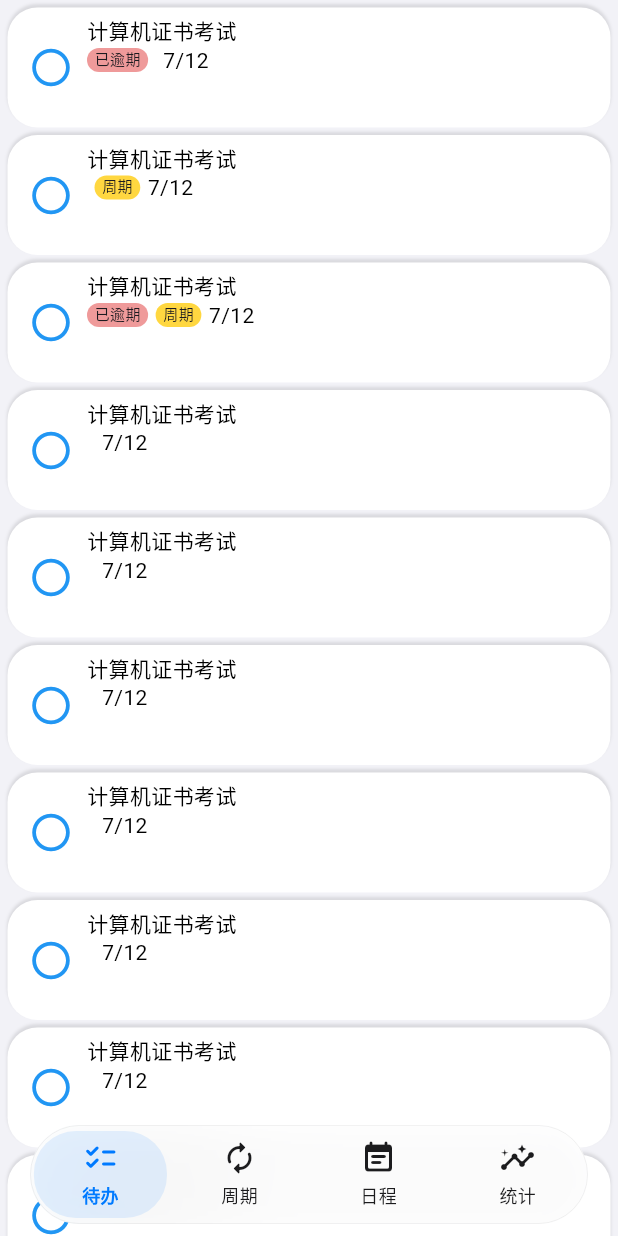
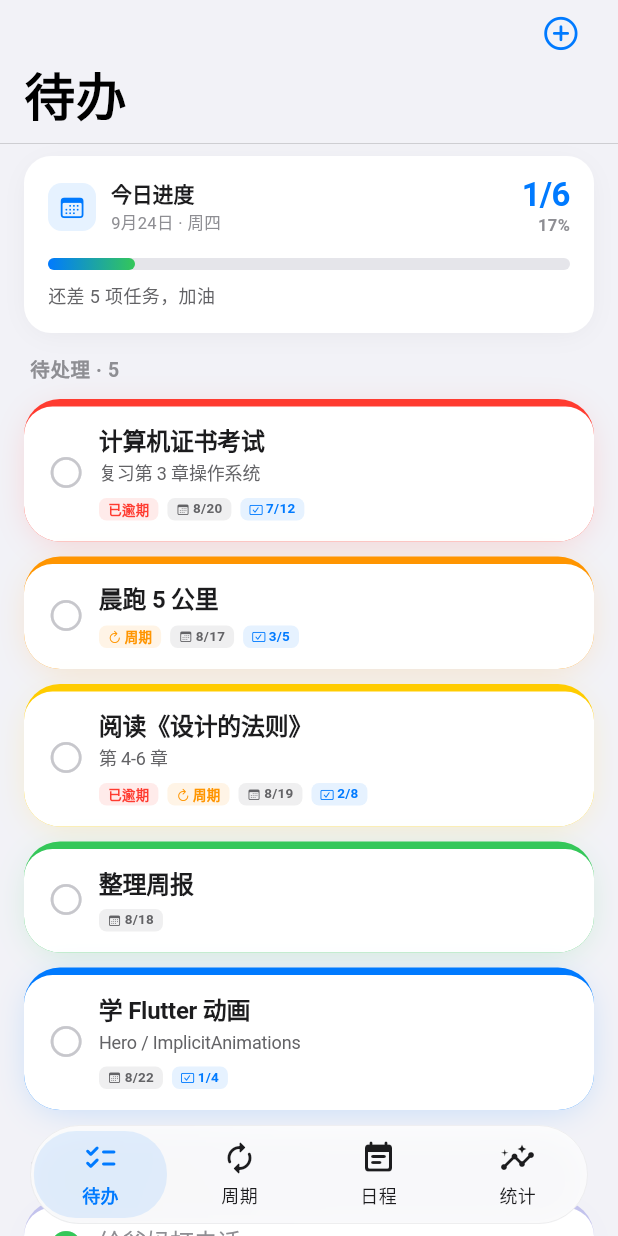
Before and after one commit to AndOhhh/qingyun_todo, a Flutter app: the screen it shows after launch, on a phone screen of 412 x 824 dp. Run offline on Flutter 3.47's test engine with Material 3 defaults, Android fonts, the phone set to English and light mode, and no system bars.

Commit message:
feat: add

```diff
--- /dev/null
+++ b/lib/components/todo_tag.dart
@@ -0,0 +1,46 @@
+import 'package:flutter/material.dart';
+import 'package:flutter/cupertino.dart';
+
+/// 通用小标签胶囊（浅色底 + 同色系文字 + 可选小图标）
+class TodoTag extends StatelessWidget {
+  final String text;
+  final IconData? icon;
+  final Color color;
+
+  const TodoTag({
+    super.key,
+    required this.text,
+    required this.color,
+    this.icon,
+  });
+
+  @override
+  Widget build(BuildContext context) {
+    return Container(
+      padding: const EdgeInsets.symmetric(horizontal: 6, vertical: 2),
+      decoration: BoxDecoration(
+        color: color.withValues(alpha: 0.10),
+        borderRadius: BorderRadius.circular(5),
+      ),
+      child: Row(
+        mainAxisSize: MainAxisSize.min,
+        children: [
+          if (icon != null) ...[
+            Icon(icon, size: 9, color: color),
+            const SizedBox(width: 2),
+          ],
+          Text(
+            text,
+            style: TextStyle(
+              fontSize: 9,
+              height: 1.2,
+              fontWeight: FontWeight.w600,
+              letterSpacing: 0.2,
+              color: color,
+            ),
+          ),
+        ],
+      ),
+    );
+  }
+}
--- /dev/null
+++ b/lib/models/todo.dart
@@ -0,0 +1,64 @@
+import 'package:flutter/material.dart';
+
+/// 待办优先级
+enum TodoPriority {
+  none,
+  low,
+  medium,
+  high;
+
+  Color get color {
+    switch (this) {
+      case TodoPriority.high:
+        return const Color(0xFFFF3B30);
+      case TodoPriority.medium:
+        return const Color(0xFFFF9500);
+      case TodoPriority.low:
+        return const Color(0xFF8E8E93);
+      case TodoPriority.none:
+        return Colors.transparent;
+    }
+  }
+}
+
+/// Todo 数据模型（VO）
+class Todo {
+  final String id;
+  final String title;
+  final String? note;
+  final DateTime? dueDate;
+  final bool isPeriodic;
+  final bool isOverdue;
+  final int subDone;
+  final int subTotal;
+  final TodoPriority priority;
+  bool done;
+  final Color accentColor;
+
+  Todo({
+    required this.id,
+    required this.title,
+    this.note,
+    this.dueDate,
+    this.isPeriodic = false,
+    this.isOverdue = false,
+    this.subDone = 0,
+    this.subTotal = 0,
+    this.priority = TodoPriority.none,
+    this.done = false,
+    this.accentColor = const Color(0xFF007AFF),
+  });
+
+  /// 截止日期的展示文案：今天 / 明天 / 昨天 / N 天后 / M/D
+  String get dueDateLabel {
+    final d = dueDate;
+    if (d == null) return '';
+    final now = DateTime.now();
+    final diff = d.difference(DateTime(now.year, now.month, now.day)).inDays;
+    if (diff == 0) return '今天';
+    if (diff == 1) return '明天';
+    if (diff == -1) return '昨天';
+    if (diff > 0 && diff < 7) return '$diff 天后';
+    return '${d.month}/${d.day}';
+  }
+}
--- a/lib/pages/todo/index.dart
+++ b/lib/pages/todo/index.dart
@@ -1,4 +1,10 @@
 import 'package:flutter/material.dart';
+import 'package:flutter/cupertino.dart';
+
+import 'package:qingyun_todo/models/todo.dart';
+import 'package:qingyun_todo/pages/todo/widgets/todo_card.dart';
+import 'package:qingyun_todo/pages/todo/widgets/section_header.dart';
+import 'package:qingyun_todo/pages/todo/widgets/today_progress.dart';
 
 class TodoView extends StatefulWidget {
   const TodoView({super.key});
@@ -8,103 +14,201 @@ class TodoView extends StatefulWidget {
 }
 
 class _TodoViewState extends State<TodoView> {
-  Icon icon = Icon(Icons.radio_button_off_sharp, color: Colors.grey, size: 20);
+  // mock 数据
+  final List<Todo> _todos = [
+    Todo(
+      id: '1',
+      title: '计算机证书考试',
+      note: '复习第 3 章操作系统',
+      dueDate: DateTime(2026, 8, 20),
+      isOverdue: true,
+      subDone: 7,
+      subTotal: 12,
+      priority: TodoPriority.high,
+      accentColor: const Color(0xFFFF3B30),
+    ),
+    Todo(
+      id: '2',
+      title: '晨跑 5 公里',
+      isPeriodic: true,
+      dueDate: DateTime(2026, 8, 17),
+      subDone: 3,
+      subTotal: 5,
+      priority: TodoPriority.medium,
+      accentColor: const Color(0xFFFF9500),
+    ),
+    Todo(
+      id: '3',
+      title: '阅读《设计的法则》',
+      note: '第 4-6 章',
+      dueDate: DateTime(2026, 8, 19),
+      isOverdue: true,
+      isPeriodic: true,
+      subDone: 2,
+      subTotal: 8,
+      priority: TodoPriority.low,
+      accentColor: const Color(0xFFFFCC00),
+    ),
+    Todo(
+      id: '4',
+      title: '整理周报',
+      dueDate: DateTime(2026, 8, 18),
+      priority: TodoPriority.medium,
+      accentColor: const Color(0xFF34C759),
+    ),
+    Todo(
+      id: '5',
+      title: '学 Flutter 动画',
+      note: 'Hero / ImplicitAnimations',
+      dueDate: DateTime(2026, 8, 22),
+      subDone: 1,
+      subTotal: 4,
+      priority: TodoPriority.low,
+      accentColor: const Color(0xFF007AFF),
+    ),
+    Todo(
+      id: '6',
+      title: '给爸妈打电话',
+      done: true,
+      accentColor: const Color(0xFF5856D6),
+    ),
+  ];
+
+  bool _showCompleted = true;
 
   @override
   Widget build(BuildContext context) {
-    return CustomScrollView(
+    final pending = _todos.where((t) => !t.done).toList();
+    final completed = _todos.where((t) => t.done).toList();
+
+    return CupertinoTheme(
+      data: CupertinoThemeData(
+        primaryColor: const Color(0xFF007AFF),
+        scaffoldBackgroundColor: const Color(0xFFF2F2F7),
+      ),
+      child: CustomScrollView(
+        physics: const BouncingScrollPhysics(
+          parent: AlwaysScrollableScrollPhysics(),
+        ),
         slivers: [
-        SliverList.builder(
-          itemCount: 20,
-          itemBuilder: (context, index) {
-            return Container(
-              margin: EdgeInsets.fromLTRB(5, 5, 5, 0),
-              padding: EdgeInsets.symmetric(horizontal: 5, vertical: 5),
-              height: 80,
-              decoration: BoxDecoration(
-                color: Colors.white,
-                borderRadius: BorderRadius.circular(20),
-                boxShadow: [
-                  BoxShadow(
-                    color: Colors.black.withOpacity(0.1),
-                    blurRadius: 1,
-                    offset: const Offset(0, -2),
-                  ),
-                ],
-              ),
-
-              alignment: Alignment.centerLeft,
-              child: Row(
-                children: [
-                  IconButton(
-                    onPressed: () {
-                      icon = Icon(Icons.task_alt, color: Colors.grey);
-                      setState(() {});
-                    },
-                    // icon: icon,
-                    icon: Icon(
-                      Icons.radio_button_off_sharp,
-                      color: Colors.blue,
-                      size: 30,
+          // 顶部大标题
+          CupertinoSliverNavigationBar(
+            backgroundColor: const Color(0xFFF2F2F7),
+            largeTitle: Text('待办', style: TextStyle(color: Colors.black)),
+            trailing: CupertinoButton(
+              padding: EdgeInsets.zero,
+              onPressed: _handleAdd,
+              child: const Icon(
+                CupertinoIcons.add_circled,
+                size: 26,
+                color: Color(0xFF007AFF),
               ),
             ),
-                  Column(
-                    crossAxisAlignment: CrossAxisAlignment.start,
-                    children: [
-                      Text("计算机证书考试", style: TextStyle(color: Colors.black)),
-                      Row(
-                        children: [
-                          index == 0 || index == 2
-                              ? Container(
-                                  decoration: BoxDecoration(
-                                    borderRadius: BorderRadius.circular(50),
-                                    boxShadow: [
-                                      BoxShadow(
-                                        color: const Color.fromARGB(
-                                          255,
-                                          239,
-                                          154,
-                                          154,
+          ),
+          // 当日任务进度条
+          SliverToBoxAdapter(
+            child: Padding(
+              padding: const EdgeInsets.fromLTRB(16, 8, 16, 8),
+              child: TodayProgress(
+                total: _todos.length,
+                done: _todos.where((t) => t.done).length,
+              ),
+            ),
+          ),
+          // 待办分组标题 + 卡片
+          if (pending.isNotEmpty) ...[
+            _sectionSliver(
+              padding: const EdgeInsets.fromLTRB(20, 6, 20, 10),
+              child: SectionHeader(title: '待处理', count: pending.length),
+            ),
+            _cardListSliver(pending),
+          ],
+          // 已完成分组标题 + 卡片（可折叠）
+          if (completed.isNotEmpty) ...[
+            _sectionSliver(
+              padding: const EdgeInsets.fromLTRB(20, 12, 20, 10),
+              child: SectionHeader(
+                title: '已完成',
+                count: completed.length,
+                expanded: _showCompleted,
+                onTap: () =>
+                    setState(() => _showCompleted = !_showCompleted),
+              ),
+            ),
+            if (_showCompleted) _cardListSliver(completed),
+          ],
+          // 空状态
+          if (_todos.isEmpty)
+            SliverFillRemaining(
+              hasScrollBody: false,
+              child: Padding(
+                padding: const EdgeInsets.only(bottom: 100),
+                child: Column(
+                  mainAxisAlignment: MainAxisAlignment.center,
+                  children: const [
+                    Icon(
+                      CupertinoIcons.checkmark_seal_fill,
+                      size: 64,
+                      color: Color(0xFF34C759),
+                    ),
+                    SizedBox(height: 16),
+                    Text(
+                      '全部搞定！',
+                      style: TextStyle(
+                        fontSize: 20,
+                        fontWeight: FontWeight.w700,
+                        color: Color(0xFF1C1C1E),
+                      ),
+                    ),
+                    SizedBox(height: 6),
+                    Text(
+                      '点击右上角添加新待办',
+                      style: TextStyle(
+                        fontSize: 13,
+                        color: Color(0xFF8E8E93),
                       ),
                     ),
                   ],
                 ),
-                                  padding: EdgeInsets.fromLTRB(5, 0, 5, 2),
-                                  child: Text(
-                                    "已逾期",
-                                    style: TextStyle(fontSize: 10),
               ),
-                                )
-                              : Container(),
-                          SizedBox(width: 5),
-
-                          index == 1 || index == 2
-                              ? Container(
-                                  decoration: BoxDecoration(
-                                    borderRadius: BorderRadius.circular(50),
-                                    boxShadow: [
-                                      BoxShadow(color: Colors.amberAccent),
-                                    ],
             ),
-                                  padding: EdgeInsets.fromLTRB(5, 0, 5, 2),
-                                  child: Text(
-                                    "周期",
-                                    style: TextStyle(fontSize: 10),
-                                  ),
-                                )
-                              : Container(),
-                          SizedBox(width: 5),
-                          Text("7/12", style: TextStyle(color: Colors.black)),
-                        ],
-                      ),
-                    ],
-                  ),
+          // 底部留白
+          const SliverToBoxAdapter(child: SizedBox(height: 120)),
         ],
       ),
     );
-          },
-        ),
-      ],
+  }
+
+  /// 分组标题 Sliver
+  SliverToBoxAdapter _sectionSliver({
+    required EdgeInsets padding,
+    required Widget child,
+  }) {
+    return SliverToBoxAdapter(
+      child: Padding(padding: padding, child: child),
     );
   }
+
+  /// 卡片列表 Sliver
+  SliverPadding _cardListSliver(List<Todo> todos) {
+    return SliverPadding(
+      padding: const EdgeInsets.fromLTRB(16, 0, 16, 8),
+      sliver: SliverList.builder(
+        itemCount: todos.length,
+        itemBuilder: (context, index) =>
+            TodoCard(todo: todos[index], onToggle: _toggle),
+      ),
+    );
   }
+
+  void _toggle(String id) {
+    setState(() {
+      final t = _todos.firstWhere((e) => e.id == id);
+      t.done = !t.done;
+    });
+  }
+
+  void _handleAdd() {
+    // TODO：后续接入状态管理后触发添加逻辑
+  }
+}
--- /dev/null
+++ b/lib/pages/todo/widgets/section_header.dart
@@ -0,0 +1,53 @@
+import 'package:flutter/cupertino.dart';
+
+/// 列表分组标题：`标题 · 数量`，可选折叠箭头
+class SectionHeader extends StatelessWidget {
+  final String title;
+  final int count;
+  final bool? expanded;
+  final VoidCallback? onTap;
+
+  const SectionHeader({
+    super.key,
+    required this.title,
+    required this.count,
+    this.expanded,
+    this.onTap,
+  });
+
+  @override
+  Widget build(BuildContext context) {
+    final tap = onTap;
+    return Row(
+      children: [
+        Text(
+          '$title · $count',
+          style: const TextStyle(
+            fontSize: 13,
+            fontWeight: FontWeight.w600,
+            color: Color(0xFF8E8E93),
+            letterSpacing: 0.4,
+          ),
+        ),
+        const Spacer(),
+        if (tap != null)
+          GestureDetector(
+            onTap: tap,
+            behavior: HitTestBehavior.opaque,
+            child: Padding(
+              padding: const EdgeInsets.symmetric(horizontal: 4),
+              child: AnimatedRotation(
+                turns: (expanded ?? false) ? 0.0 : -0.5,
+                duration: const Duration(milliseconds: 220),
+                child: const Icon(
+                  CupertinoIcons.chevron_down,
+                  size: 14,
+                  color: Color(0xFF8E8E93),
+                ),
+              ),
+            ),
+          ),
+      ],
+    );
+  }
+}
--- /dev/null
+++ b/lib/pages/todo/widgets/today_progress.dart
@@ -0,0 +1,151 @@
+import 'package:flutter/material.dart';
+import 'package:flutter/cupertino.dart';
+
+/// 当日任务进度卡片：日期 + 已完成/总数 + 渐变进度条
+class TodayProgress extends StatelessWidget {
+  final int total;
+  final int done;
+
+  const TodayProgress({super.key, required this.total, required this.done});
+
+  @override
+  Widget build(BuildContext context) {
+    final percent = total == 0 ? 0.0 : (done / total).clamp(0.0, 1.0);
+    final pctText = '${(percent * 100).round()}%';
+    final now = DateTime.now();
+    final dateText = '${now.month}月${now.day}日';
+    final weekday = _weekday(now.weekday);
+
+    return Container(
+      padding: const EdgeInsets.fromLTRB(16, 14, 16, 16),
+      decoration: BoxDecoration(
+        color: Colors.white,
+        borderRadius: BorderRadius.circular(18),
+        boxShadow: [
+          BoxShadow(
+            color: Colors.black.withValues(alpha: 0.05),
+            blurRadius: 14,
+            spreadRadius: -3,
+            offset: const Offset(0, 3),
+          ),
+        ],
+      ),
+      child: Column(
+        crossAxisAlignment: CrossAxisAlignment.start,
+        children: [
+          Row(
+            children: [
+              Container(
+                width: 32,
+                height: 32,
+                decoration: BoxDecoration(
+                  color: const Color(0xFF007AFF).withValues(alpha: 0.10),
+                  borderRadius: BorderRadius.circular(9),
+                ),
+                child: const Icon(
+                  CupertinoIcons.calendar,
+                  size: 18,
+                  color: Color(0xFF007AFF),
+                ),
+              ),
+              const SizedBox(width: 10),
+              Expanded(
+                child: Column(
+                  crossAxisAlignment: CrossAxisAlignment.start,
+                  children: [
+                    const Text(
+                      '今日进度',
+                      style: TextStyle(
+                        fontSize: 14,
+                        fontWeight: FontWeight.w700,
+                        color: Color(0xFF1C1C1E),
+                        letterSpacing: -0.1,
+                      ),
+                    ),
+                    const SizedBox(height: 2),
+                    Text(
+                      '$dateText · $weekday',
+                      style: const TextStyle(
+                        fontSize: 11,
+                        color: Color(0xFF8E8E93),
+                      ),
+                    ),
+                  ],
+                ),
+              ),
+              Column(
+                crossAxisAlignment: CrossAxisAlignment.end,
+                children: [
+                  Text(
+                    '$done/$total',
+                    style: const TextStyle(
+                      fontSize: 22,
+                      fontWeight: FontWeight.w700,
+                      color: Color(0xFF007AFF),
+                      height: 1.0,
+                      letterSpacing: -0.5,
+                    ),
+                  ),
+                  const SizedBox(height: 2),
+                  Text(
+                    pctText,
+                    style: const TextStyle(
+                      fontSize: 11,
+                      fontWeight: FontWeight.w600,
+                      color: Color(0xFF8E8E93),
+                    ),
+                  ),
+                ],
+              ),
+            ],
+          ),
+          const SizedBox(height: 14),
+          _buildBar(percent),
+          const SizedBox(height: 8),
+          Text(
+            percent >= 1.0
+                ? '今日任务全部完成 ✓'
+                : '还差 ${total - done} 项任务，加油',
+            style: const TextStyle(fontSize: 12, color: Color(0xFF636366)),
+          ),
+        ],
+      ),
+    );
+  }
+
+  /// 渐变进度条（蓝 → 绿）
+  Widget _buildBar(double percent) {
+    return Stack(
+      children: [
+        Container(
+          height: 8,
+          decoration: BoxDecoration(
+            color: const Color(0xFFE5E5EA),
+            borderRadius: BorderRadius.circular(4),
+          ),
+        ),
+        LayoutBuilder(
+          builder: (context, c) {
+            return AnimatedContainer(
+              duration: const Duration(milliseconds: 420),
+              curve: Curves.easeOutCubic,
+              height: 8,
+              width: c.maxWidth * percent,
+              decoration: BoxDecoration(
+                gradient: const LinearGradient(
+                  colors: [Color(0xFF007AFF), Color(0xFF34C759)],
+                ),
+                borderRadius: BorderRadius.circular(4),
+              ),
+            );
+          },
+        ),
+      ],
+    );
+  }
+
+  String _weekday(int w) {
+    const names = ['周一', '周二', '周三', '周四', '周五', '周六', '周日'];
+    return names[(w - 1) % 7];
+  }
+}
--- /dev/null
+++ b/lib/pages/todo/widgets/todo_card.dart
@@ -0,0 +1,162 @@
+import 'package:flutter/material.dart';
+import 'package:flutter/cupertino.dart';
+
+import 'package:qingyun_todo/components/todo_tag.dart';
+import 'package:qingyun_todo/models/todo.dart';
+
+/// 单条待办卡片：顶部 accentColor 色带 + 白底 + 勾选 + 标题/备注 + tags
+class TodoCard extends StatelessWidget {
+  final Todo todo;
+  final ValueChanged<String> onToggle;
+
+  const TodoCard({super.key, required this.todo, required this.onToggle});
+
+  @override
+  Widget build(BuildContext context) {
+    final isDone = todo.done;
+    final titleColor = isDone
+        ? const Color(0xFF8E8E93)
+        : const Color(0xFF1C1C1E);
+    final noteColor = isDone
+        ? const Color(0xFFAEAEB2)
+        : const Color(0xFF636366);
+    // 已完成态色带淡化
+    final bandColor = isDone
+        ? todo.accentColor.withValues(alpha: 0.30)
+        : todo.accentColor;
+
+    return Container(
+      margin: const EdgeInsets.only(bottom: 10),
+      decoration: BoxDecoration(
+        color: bandColor,
+        borderRadius: BorderRadius.circular(24),
+        boxShadow: [
+          BoxShadow(
+            color: bandColor.withValues(alpha: isDone ? 0.04 : 0.18),
+            blurRadius: 18,
+            spreadRadius: -3,
+            offset: const Offset(0, 4),
+          ),
+        ],
+      ),
+      child: Padding(
+        // 顶部留 5px 形成色带
+        padding: const EdgeInsets.only(top: 5),
+        child: Container(
+          decoration: const BoxDecoration(
+            color: Colors.white,
+            // 顶部圆角 19 = 24-5，与外层同心，保证色带均匀 5px
+            borderRadius: BorderRadius.only(
+              topLeft: Radius.circular(19),
+              topRight: Radius.circular(19),
+              bottomLeft: Radius.circular(24),
+              bottomRight: Radius.circular(24),
+            ),
+          ),
+          padding: const EdgeInsets.fromLTRB(16, 12, 16, 14),
+          child: Row(
+            crossAxisAlignment: CrossAxisAlignment.center,
+            children: [
+              _buildCheckbox(isDone),
+              const SizedBox(width: 10),
+              Expanded(
+                child: Column(
+                  crossAxisAlignment: CrossAxisAlignment.start,
+                  children: [
+                    _buildTitle(isDone, titleColor),
+                    if (todo.note != null) ...[
+                      const SizedBox(height: 4),
+                      Text(
+                        todo.note!,
+                        style: TextStyle(
+                          fontSize: 12,
+                          height: 1.35,
+                          letterSpacing: -0.1,
+                          color: noteColor,
+                        ),
+                        maxLines: 1,
+                        overflow: TextOverflow.ellipsis,
+                      ),
+                    ],
+                    const SizedBox(height: 8),
+                    _buildTags(),
+                  ],
+                ),
+              ),
+            ],
+          ),
+        ),
+      ),
+    );
+  }
+
+  /// 勾选按钮（带缩放切换动画）
+  Widget _buildCheckbox(bool isDone) {
+    return GestureDetector(
+      onTap: () => onToggle(todo.id),
+      behavior: HitTestBehavior.opaque,
+      child: AnimatedSwitcher(
+        duration: const Duration(milliseconds: 220),
+        transitionBuilder: (child, anim) =>
+            ScaleTransition(scale: anim, child: child),
+        child: Icon(
+          isDone
+              ? CupertinoIcons.checkmark_circle_fill
+              : CupertinoIcons.circle,
+          key: ValueKey(isDone),
+          size: 24,
+          color: isDone
+              ? const Color(0xFF34C759)
+              : const Color(0xFFC7C7CC),
+        ),
+      ),
+    );
+  }
+
+  /// 标题（完成后置灰 + 删除线）
+  Widget _buildTitle(bool isDone, Color color) {
+    return Text(
+      todo.title,
+      style: TextStyle(
+        fontSize: 16,
+        height: 1.25,
+        letterSpacing: -0.2,
+        fontWeight: isDone ? FontWeight.w400 : FontWeight.w700,
+        color: color,
+        decoration: isDone ? TextDecoration.lineThrough : null,
+        decorationColor: const Color(0xFF8E8E93),
+        decorationThickness: 1.5,
+      ),
+    );
+  }
+
+  /// tags 行：逾期 / 周期 / 日期 / 子任务进度
+  Widget _buildTags() {
+    return Wrap(
+      spacing: 6,
+      runSpacing: 5,
+      children: [
+        if (todo.isOverdue)
+          const TodoTag(text: '已逾期', color: Color(0xFFFF3B30)),
+        if (todo.isPeriodic)
+          const TodoTag(
+            text: '周期',
+            icon: CupertinoIcons.refresh,
+            color: Color(0xFFFF9500),
+          ),
+        if (todo.dueDate != null)
+          TodoTag(
+            text: todo.dueDateLabel,
+            icon: CupertinoIcons.calendar,
+            color: const Color(0xFF636366),
+          ),
+        if (todo.subTotal > 0)
+          TodoTag(
+            text: '${todo.subDone}/${todo.subTotal}',
+            icon: CupertinoIcons.checkmark_rectangle,
+            color: const Color(0xFF007AFF),
+          ),
+      ],
+    );
+  }
+}
```
Also changed, not shown: 3 other files. Lines whose indentation alone changed are shown as unchanged.
